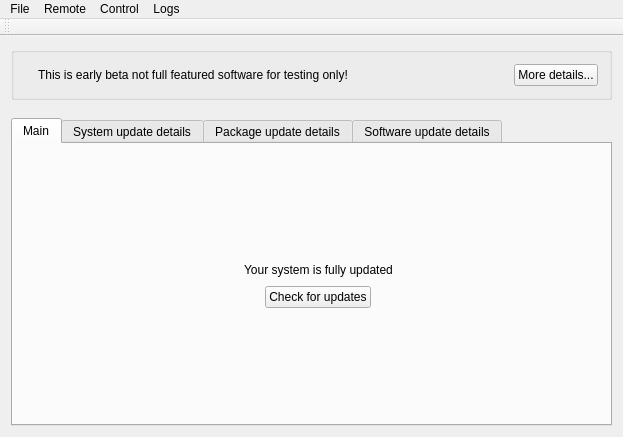
trueos/pcbsd, file src-qt4/pc-updatecenter/mainwindow.ui: the form before one commit.
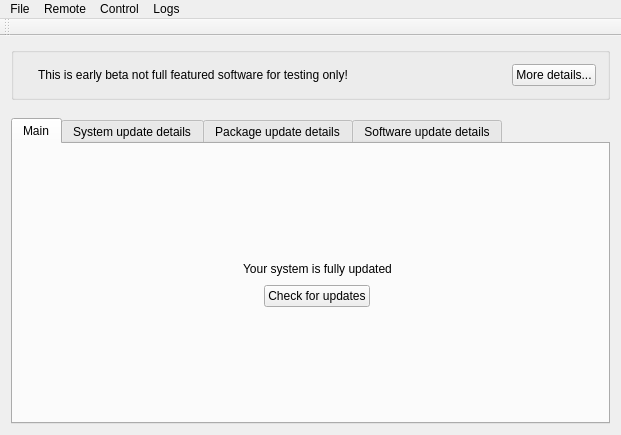
The form after the commit. Icons and pictures are not drawn. Custom widgets are drawn as their Qt base class.

```diff
--- a/src-qt4/pc-updatecenter/mainwindow.ui
+++ b/src-qt4/pc-updatecenter/mainwindow.ui
@@ -6,8 +6,8 @@
    <rect>
     <x>0</x>
     <y>0</y>
-    <width>623</width>
-    <height>437</height>
+    <width>621</width>
+    <height>435</height>
    </rect>
   </property>
   <property name="windowTitle">
@@ -344,7 +344,7 @@
     <rect>
      <x>0</x>
      <y>0</y>
-     <width>623</width>
+     <width>621</width>
      <height>21</height>
     </rect>
    </property>
```
Left out of the diff: 2 changed lines with no effect on the pictures.
